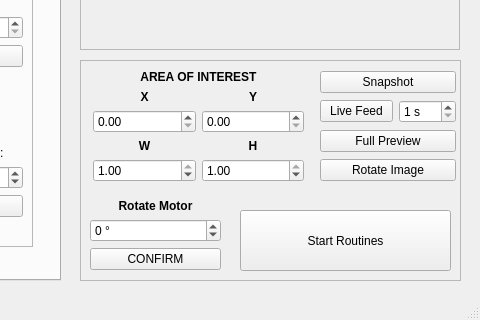
Before: the Qt Designer form _ui/FlashLapse_CP.ui in CoSE-Jerry/Flashlapse_NEO, drawn with Qt 5; both pictures show x 520 to 1000 and y 350 to 670 of the 1000 by 670 pixel window.
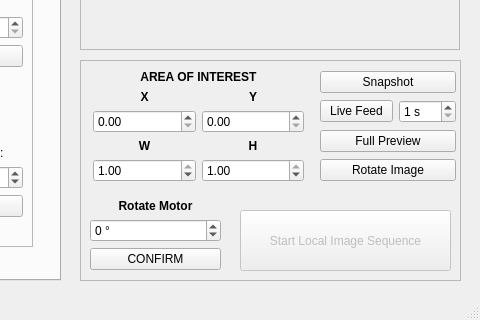
After: the same form once the commit is applied. The open tabs and pages were chosen to show the change. Icons and pictures are not drawn.

The edit to the form file:
```diff
--- a/_ui/FlashLapse_CP.ui
+++ b/_ui/FlashLapse_CP.ui
@@ -1734,6 +1734,9 @@
      </layout>
     </widget>
     <widget class="QPushButton" name="startRoutines_pushButton">
+     <property name="enabled">
+      <bool>false</bool>
+     </property>
      <property name="geometry">
       <rect>
        <x>160</x>
@@ -1743,7 +1746,7 @@
       </rect>
      </property>
      <property name="text">
-      <string>Start Routines</string>
+      <string>Start Local Image Sequence</string>
      </property>
     </widget>
    </widget>
```
Left out of the diff: 4 changed lines with no effect on the pictures.
